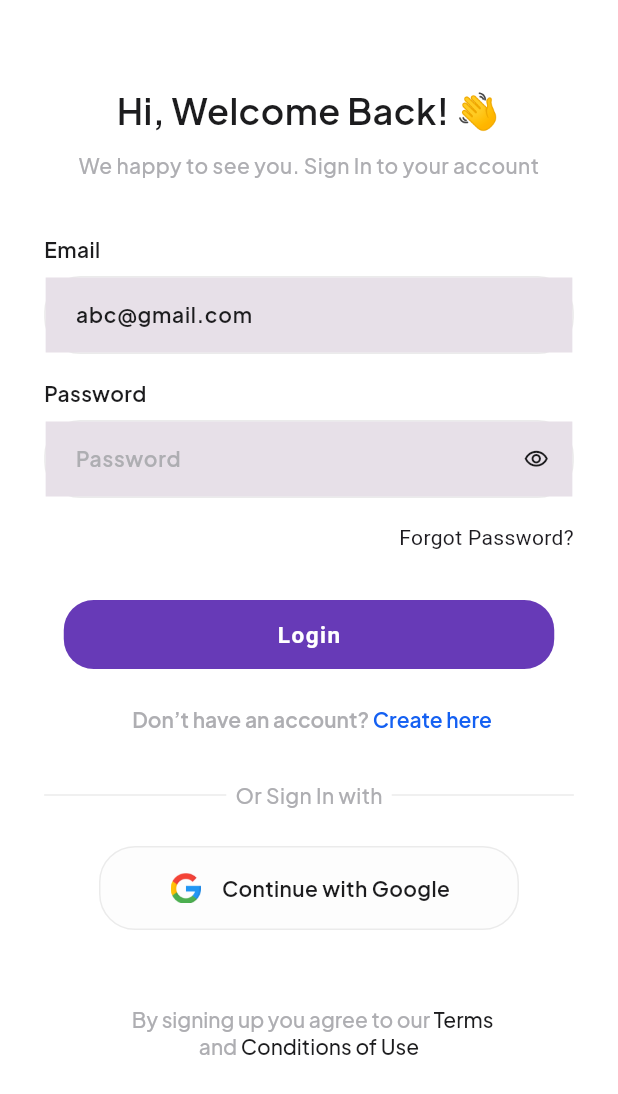
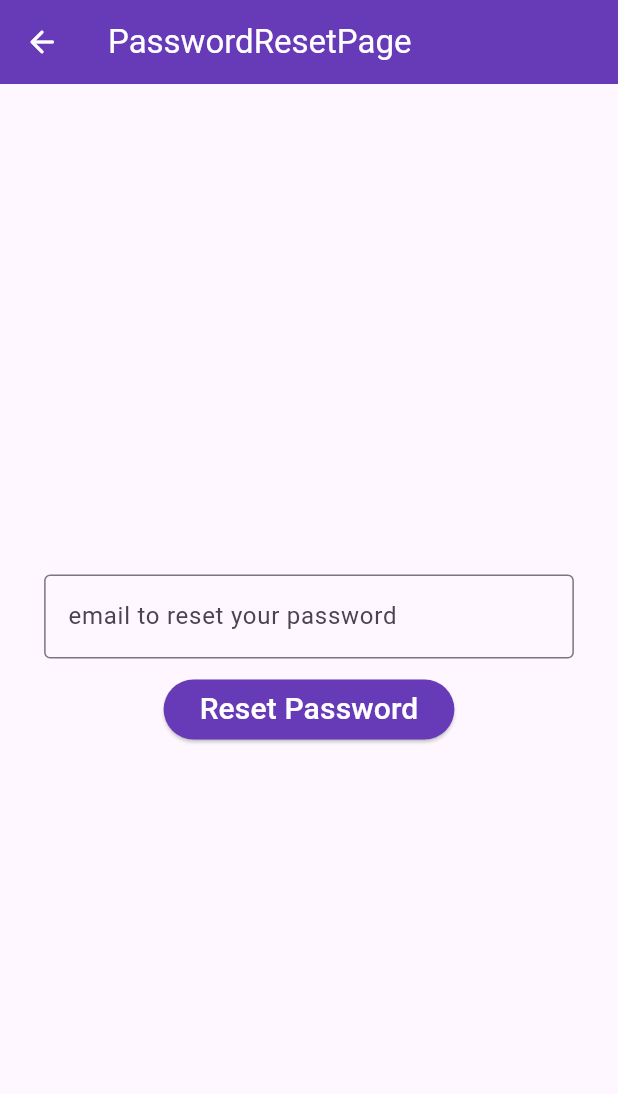
Before and after one commit to prapanch07/Iris, a Flutter app: the SignInScreen screen opened directly, after a tap on "Forgot Password?", on a phone screen of 412 x 824 dp. Shown: the top 1094 px of the screen. Run offline on Flutter 3.47's test engine with Material 3 defaults, Android fonts, the light colour scheme and no system bars; our stand-ins replace animate_do, cloud_firestore, firebase_auth, firebase_core, firebase_storage, gap and 3 more; accounts and stored records are empty.

Commit message:
password-reset
-> google sigin
-> add drawer image

```diff
--- a/lib/Screens/login.dart
+++ b/lib/Screens/login.dart
@@ -3,6 +3,7 @@
 import 'package:flutter/services.dart';
 import 'package:google_fonts/google_fonts.dart';
 import 'package:healwiz/Screens/home_screen.dart';
+import 'package:healwiz/Screens/password_reset_page.dart';
 import 'package:healwiz/Screens/sign_up.dart';
 import 'package:healwiz/firebase/auth.dart';
 
@@ -182,7 +183,7 @@
                   mainAxisAlignment: MainAxisAlignment.end,
                   children: [
                     PrimaryTextButton(
-                      onPressed: () {},
+                      onPressed: () => _navigateToPasswordReset(context),
                       title: 'Forgot Password?',
                       textStyle: const TextStyle(),
                     )
@@ -299,6 +300,14 @@
       ),
     );
   }
+}
+
+void _navigateToPasswordReset(BuildContext context) {
+  Navigator.of(context).push(
+    MaterialPageRoute(
+      builder: (context) => const PasswordResetPage(),
+    ),
+  );
 }
 
 class ImagesPath {
--- /dev/null
+++ b/lib/Screens/password_reset_page.dart
@@ -0,0 +1,88 @@
+import 'package:firebase_auth/firebase_auth.dart';
+import 'package:flutter/material.dart';
+import 'package:gap/gap.dart';
+import 'package:healwiz/firebase/auth.dart';
+import 'package:healwiz/themes/theme.dart';
+
+class PasswordResetPage extends StatelessWidget {
+  const PasswordResetPage({Key? key}) : super(key: key);
+
+  @override
+  Widget build(BuildContext context) {
+    final emailcontroller = TextEditingController();
+    GlobalKey<FormState> _formKey = GlobalKey<FormState>();
+    final _size = MediaQuery.sizeOf(context);
+
+    return Scaffold(
+      appBar: AppBar(
+        backgroundColor: Colors.deepPurple,
+        leading: IconButton(
+            onPressed: () => _navigatePop(context),
+            icon: Icon(
+              Icons.arrow_back_rounded,
+              color: AppColor.kWhite,
+            )),
+        title: Text(
+          'PasswordResetPage',
+          style: TextStyle(
+            color: AppColor.kWhite,
+          ),
+        ),
+      ),
+      body: Form(
+        key: _formKey,
+        child: Padding(
+          padding: EdgeInsets.all(_size.width / 14),
+          child: Column(
+            mainAxisAlignment: MainAxisAlignment.center,
+            children: [
+              TextFormField(
+                controller: emailcontroller,
+                decoration: const InputDecoration(
+                    border: OutlineInputBorder(),
+                    label: Text('email to reset your password')),
+                validator: (resetemail) {
+                  if (resetemail == null ||
+                      resetemail.isEmpty ||
+                      !resetemail.contains("@")) {
+                    return "Please enter some valid email address";
+                  }
+                  return null;
+                },
+              ),
+              const Gap(10),
+              ElevatedButton(
+                onPressed: () {
+                  if (_formKey.currentState?.validate() ?? false) {
+                    _formKey.currentState?.save();
+                    AuthMethods().resetPassword(
+                      email: emailcontroller.text.trim().toLowerCase(),
+                      context: context,
+                    );
+                    ScaffoldMessenger.of(context).showSnackBar(
+                      const SnackBar(
+                        content: Text('Password reset email sent !!'),
+                      ),
+                    );
+                    _navigatePop(context);
+                  }
+                },
+                style: const ButtonStyle(
+                  backgroundColor: WidgetStatePropertyAll(Colors.deepPurple),
+                ),
+                child: Text(
+                  'Reset Password',
+                  style: TextStyle(color: AppColor.kWhite, fontSize: 20),
+                ),
+              )
+            ],
+          ),
+        ),
+      ),
+    );
+  }
+}
+
+void _navigatePop(BuildContext context) {
+  Navigator.of(context).pop();
+}
--- a/lib/firebase/auth.dart
+++ b/lib/firebase/auth.dart
@@ -53,6 +53,7 @@
 
 import 'package:flutter/foundation.dart';
 import 'package:flutter/material.dart';
+import 'package:flutter/widgets.dart';
 import 'package:healwiz/models/users.dart';
 
 import '../Screens/storage.dart';
@@ -76,15 +77,11 @@
       {required String username,
       required String email,
       required String password,
-
       BuildContext? context}) async {
     String res = 'some error occured';
 
     try {
-      if (username.isNotEmpty ||
-          email.isEmpty ||
-          password.isEmpty
-          ) {
+      if (username.isNotEmpty || email.isEmpty || password.isEmpty) {
         // firebase auth signup
 
         final UserCredential cred = await _auth.createUserWithEmailAndPassword(
@@ -145,4 +142,21 @@
   signout() async {
     await FirebaseAuth.instance.signOut();
   }
+
+  resetPassword({
+    required String email,
+    required BuildContext context,
+  }) {
+    try {
+      FirebaseAuth.instance.sendPasswordResetEmail(email: email);
+    } on FirebaseAuthException catch (e) {
+      ScaffoldMessenger.of(context).showSnackBar(
+        SnackBar(
+          content: Text(
+            e.toString(),
+          ),
+        ),
+      );
+    }
+  }
 }
--- a/lib/main.dart
+++ b/lib/main.dart
@@ -22,7 +22,7 @@
   @override
   Widget build(BuildContext context) {
     return MaterialApp(
-      title: 'HealWiz',
+      title: 'Iris',
       debugShowCheckedModeBanner: false,
       theme: ThemeData(
         colorScheme: ColorScheme.fromSeed(seedColor: Colors.deepPurple),
```
Also changed, not shown: 1 other file.
